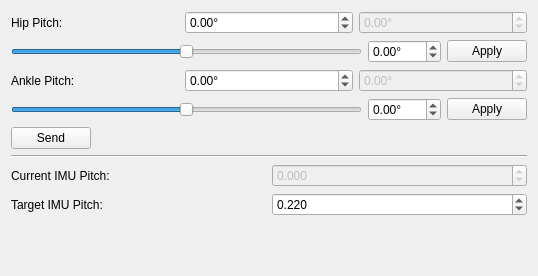
The window that thor_mang_com_adjustment/resource/com_adjustment.ui (thor-mang/thor_mang_ui) describes before a commit, drawn with Qt 5.
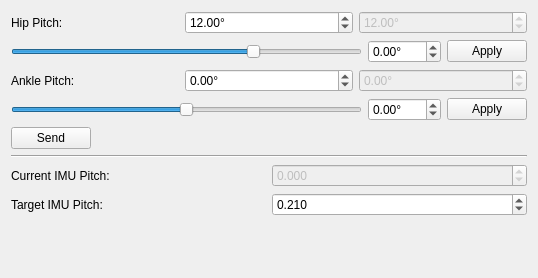
The same window after the commit.

Commit message: adjusted default values

```diff
--- a/thor_mang_com_adjustment/resource/com_adjustment.ui
+++ b/thor_mang_com_adjustment/resource/com_adjustment.ui
@@ -10,7 +10,7 @@
     <x>0</x>
     <y>0</y>
     <width>538</width>
-    <height>276</height>
+    <height>278</height>
    </rect>
   </property>
   <property name="sizePolicy">
@@ -61,7 +61,7 @@
         <double>0.010000000000000</double>
        </property>
        <property name="value">
-        <double>0.220000000000000</double>
+        <double>0.210000000000000</double>
        </property>
       </widget>
      </item>
@@ -124,6 +124,9 @@
          <property name="singleStep">
           <double>0.100000000000000</double>
          </property>
+         <property name="value">
+          <double>12.000000000000000</double>
+         </property>
         </widget>
        </item>
        <item>
@@ -140,6 +143,9 @@
          <property name="maximum">
           <double>30.000000000000000</double>
          </property>
+         <property name="value">
+          <double>12.000000000000000</double>
+         </property>
         </widget>
        </item>
       </layout>
@@ -154,6 +160,9 @@
          <property name="maximum">
           <number>3000</number>
          </property>
+         <property name="sliderPosition">
+          <number>1200</number>
+         </property>
          <property name="orientation">
           <enum>Qt::Horizontal</enum>
          </property>
```
